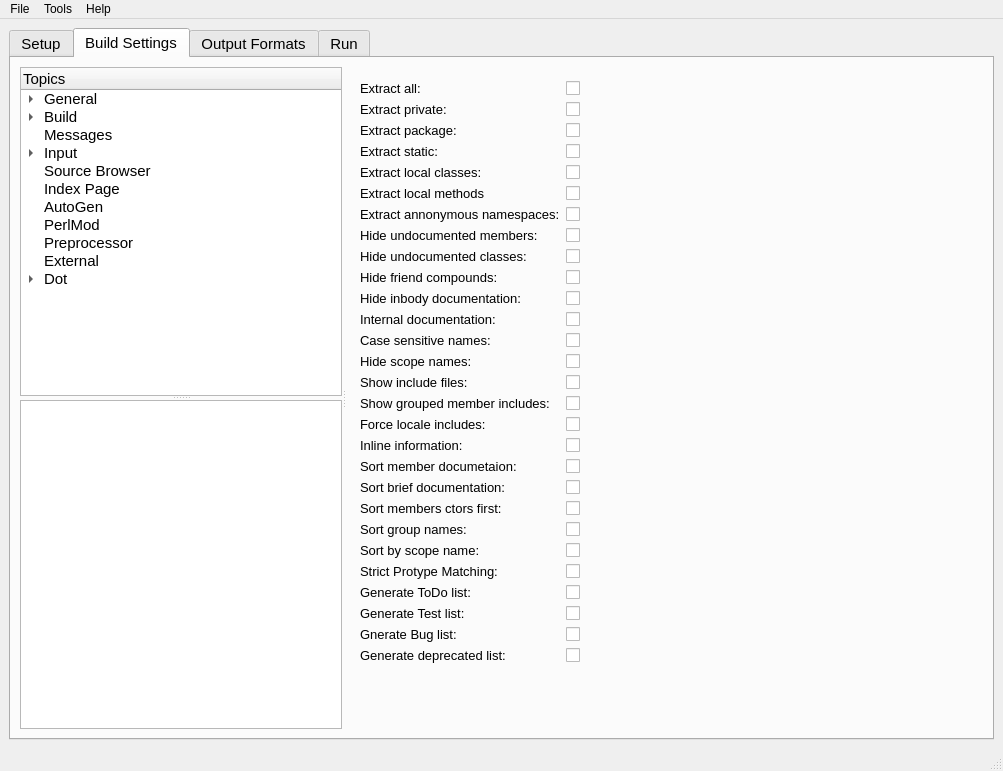
The window that forms/mainwindow.ui (copperspice/doxypressapp) describes before a commit, drawn with Qt 5.
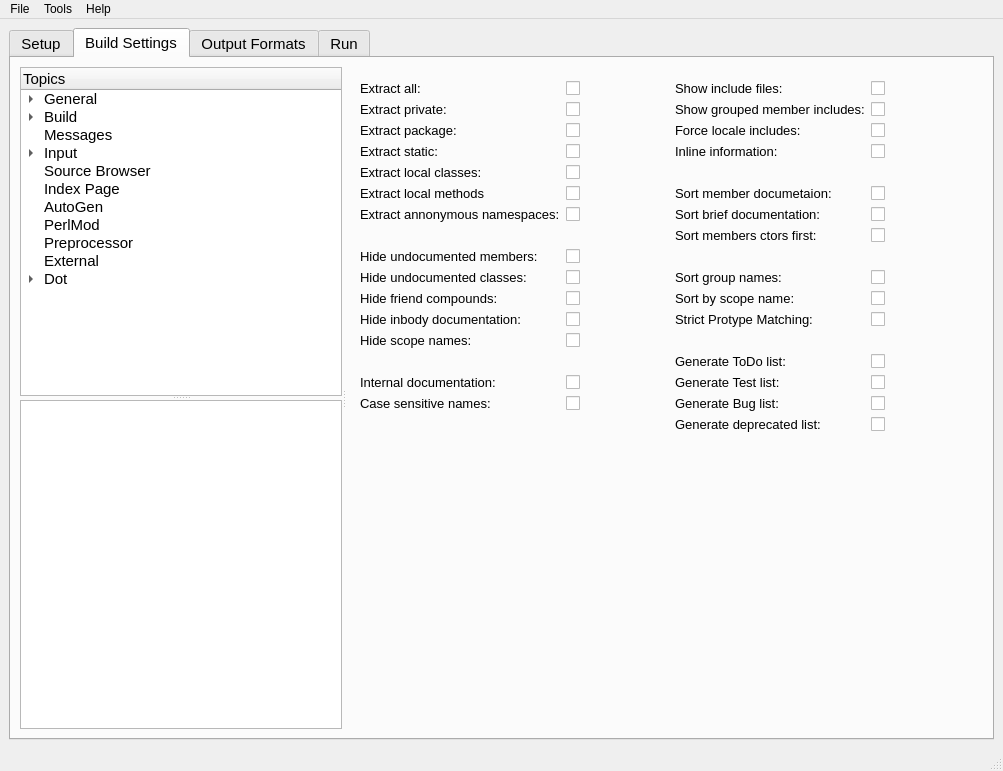
The same window after the commit. The open tabs and pages were chosen to show the change.

```diff
--- a/forms/mainwindow.ui
+++ b/forms/mainwindow.ui
@@ -29,7 +29,7 @@
        </font>
       </property>
       <property name="currentIndex">
-       <number>0</number>
+       <number>1</number>
       </property>
       <widget class="QWidget" name="tab_1">
        <attribute name="title">
@@ -1155,7 +1155,7 @@
           </widget>
           <widget class="QStackedWidget" name="build_StackedWidget">
            <property name="currentIndex">
-            <number>14</number>
+            <number>2</number>
            </property>
            <widget class="QWidget" name="page_General_A">
             <layout class="QGridLayout" name="gridLayout_7" columnstretch="0,0,1,0">
@@ -1744,7 +1744,7 @@
               <number>14</number>
              </property>
              <item row="0" column="0">
-              <widget class="QLabel" name="label_76">
+              <widget class="QLabel" name="label_t2_19">
                <property name="font">
                 <font>
                  <pointsize>10</pointsize>
@@ -1802,7 +1802,7 @@
               <widget class="QSpinBox" name="lookup_cache_size"/>
              </item>
              <item row="18" column="0">
-              <widget class="QLabel" name="label_150">
+              <widget class="QLabel" name="label_t2_34">
                <property name="font">
                 <font>
                  <pointsize>10</pointsize>
@@ -1964,7 +1964,7 @@
               </widget>
              </item>
              <item row="1" column="0">
-              <widget class="QLabel" name="label_77">
+              <widget class="QLabel" name="label_t2_20">
                <property name="font">
                 <font>
                  <pointsize>10</pointsize>
@@ -2093,7 +2093,7 @@
               </widget>
              </item>
              <item row="5" column="0">
-              <widget class="QLabel" name="label_85">
+              <widget class="QLabel" name="label_t2_22">
                <property name="font">
                 <font>
                  <pointsize>10</pointsize>
@@ -2108,7 +2108,7 @@
               </widget>
              </item>
              <item row="3" column="0">
-              <widget class="QLabel" name="label_80">
+              <widget class="QLabel" name="label_t2_21">
                <property name="font">
                 <font>
                  <pointsize>10</pointsize>
@@ -2257,300 +2257,72 @@
             </layout>
            </widget>
            <widget class="QWidget" name="page_Build_A">
-            <layout class="QGridLayout" name="gridLayout_9" columnstretch="0,0,1">
+            <layout class="QGridLayout" name="gridLayout_9" columnstretch="0,0,0,0">
              <property name="leftMargin">
               <number>14</number>
              </property>
              <property name="topMargin">
               <number>14</number>
              </property>
-             <item row="19" column="1">
-              <widget class="QCheckBox" name="checkBox_81">
-               <property name="text">
-                <string/>
-               </property>
-              </widget>
-             </item>
-             <item row="7" column="1">
-              <widget class="QCheckBox" name="checkBox_48">
-               <property name="text">
-                <string/>
-               </property>
-              </widget>
-             </item>
-             <item row="19" column="0">
-              <widget class="QLabel" name="label_21">
+             <item row="6" column="0">
+              <widget class="QLabel" name="label_6">
                <property name="font">
                 <font>
                  <pointsize>10</pointsize>
                 </font>
                </property>
                <property name="text">
-                <string>Sort brief documentation:</string>
+                <string>Extract local classes:</string>
                </property>
                <property name="buddy">
-                <cstring>checkBox_81</cstring>
-               </property>
-              </widget>
-             </item>
-             <item row="27" column="0">
-              <widget class="QLabel" name="label_41">
-               <property name="font">
-                <font>
-                 <pointsize>10</pointsize>
-                </font>
-               </property>
-               <property name="text">
-                <string>Generate deprecated list:</string>
-               </property>
-               <property name="buddy">
-                <cstring>checkBox_90</cstring>
-               </property>
-              </widget>
-             </item>
-             <item row="15" column="1">
-              <widget class="QCheckBox" name="checkBox_77">
-               <property name="text">
-                <string/>
-               </property>
-              </widget>
-             </item>
-             <item row="15" column="0">
-              <widget class="QLabel" name="label_17">
-               <property name="font">
-                <font>
-                 <pointsize>10</pointsize>
-                </font>
-               </property>
-               <property name="text">
-                <string>Show grouped member includes:</string>
-               </property>
-               <property name="buddy">
-                <cstring>checkBox_77</cstring>
-               </property>
-              </widget>
-             </item>
-             <item row="4" column="1">
-              <widget class="QCheckBox" name="checkBox_46">
-               <property name="text">
-                <string/>
-               </property>
-              </widget>
-             </item>
-             <item row="24" column="0">
-              <widget class="QLabel" name="label_25">
-               <property name="font">
-                <font>
-                 <pointsize>10</pointsize>
-                </font>
-               </property>
-               <property name="text">
-                <string>Generate ToDo list:</string>
-               </property>
-               <property name="buddy">
-                <cstring>checkBox_85</cstring>
-               </property>
-              </widget>
-             </item>
-             <item row="5" column="1">
-              <widget class="QCheckBox" name="checkBox_47">
-               <property name="text">
-                <string/>
-               </property>
-              </widget>
-             </item>
-             <item row="12" column="0">
-              <widget class="QLabel" name="label_14">
-               <property name="font">
-                <font>
-                 <pointsize>10</pointsize>
-                </font>
-               </property>
-               <property name="text">
-                <string>Case sensitive names:</string>
-               </property>
-               <property name="buddy">
-                <cstring>checkBox_75</cstring>
-               </property>
-              </widget>
-             </item>
-             <item row="10" column="0">
-              <widget class="QLabel" name="label_12">
-               <property name="font">
-                <font>
-                 <pointsize>10</pointsize>
-                </font>
-               </property>
-               <property name="text">
-                <string>Hide inbody documentation:</string>
-               </property>
-               <property name="buddy">
-                <cstring>checkBox_72</cstring>
-               </property>
-              </widget>
-             </item>
-             <item row="11" column="1">
-              <widget class="QCheckBox" name="checkBox_52">
-               <property name="text">
-                <string/>
-               </property>
-              </widget>
-             </item>
-             <item row="18" column="1">
-              <widget class="QCheckBox" name="checkBox_82">
-               <property name="text">
-                <string/>
-               </property>
-              </widget>
-             </item>
-             <item row="10" column="1">
-              <widget class="QCheckBox" name="checkBox_72">
-               <property name="text">
-                <string/>
-               </property>
-              </widget>
-             </item>
-             <item row="12" column="1">
-              <widget class="QCheckBox" name="checkBox_75">
-               <property name="text">
-                <string/>
-               </property>
-              </widget>
-             </item>
-             <item row="5" column="0">
-              <widget class="QLabel" name="label_7">
-               <property name="font">
-                <font>
-                 <pointsize>10</pointsize>
-                </font>
-               </property>
-               <property name="text">
-                <string>Extract local methods</string>
-               </property>
-               <property name="buddy">
-                <cstring>checkBox_47</cstring>
-               </property>
-              </widget>
-             </item>
-             <item row="11" column="0">
-              <widget class="QLabel" name="label_13">
-               <property name="font">
-                <font>
-                 <pointsize>10</pointsize>
-                </font>
-               </property>
-               <property name="text">
-                <string>Internal documentation:</string>
-               </property>
-               <property name="buddy">
-                <cstring>checkBox_52</cstring>
+                <cstring>extract_local_classes</cstring>
                </property>
               </widget>
              </item>
              <item row="3" column="0">
-              <widget class="QLabel" name="label_5">
+              <widget class="QLabel" name="label_3">
                <property name="font">
                 <font>
                  <pointsize>10</pointsize>
                 </font>
                </property>
                <property name="text">
-                <string>Extract static:</string>
+                <string>Extract private:</string>
                </property>
                <property name="buddy">
-                <cstring>checkBox_45</cstring>
+                <cstring>extract_private</cstring>
                </property>
               </widget>
              </item>
-             <item row="14" column="1">
-              <widget class="QCheckBox" name="checkBox_78">
-               <property name="text">
-                <string/>
-               </property>
-              </widget>
-             </item>
-             <item row="22" column="0">
-              <widget class="QLabel" name="label_24">
+             <item row="0" column="0">
+              <widget class="QLabel" name="label_t2_35">
                <property name="font">
                 <font>
                  <pointsize>10</pointsize>
                 </font>
                </property>
                <property name="text">
-                <string>Sort by scope name:</string>
+                <string>Extract all:</string>
                </property>
                <property name="buddy">
-                <cstring>checkBox_86</cstring>
+                <cstring>extract_all</cstring>
                </property>
               </widget>
              </item>
-             <item row="20" column="0">
-              <widget class="QLabel" name="label_22">
-               <property name="font">
-                <font>
-                 <pointsize>10</pointsize>
-                </font>
+             <item row="38" column="0" colspan="3">
+              <spacer name="verticalSpacer_13">
+               <property name="orientation">
+                <enum>Qt::Vertical</enum>
                </property>
-               <property name="text">
-                <string>Sort members ctors first:</string>
+               <property name="sizeHint" stdset="0">
+                <size>
+                 <width>10</width>
+                 <height>10</height>
+                </size>
                </property>
-               <property name="buddy">
-                <cstring>checkBox_83</cstring>
-               </property>
-              </widget>
+              </spacer>
              </item>
-             <item row="21" column="1">
-              <widget class="QCheckBox" name="checkBox_84">
-               <property name="text">
-                <string/>
-               </property>
-              </widget>
-             </item>
-             <item row="9" column="0">
-              <widget class="QLabel" name="label_11">
-               <property name="font">
-                <font>
-                 <pointsize>10</pointsize>
-                </font>
-               </property>
-               <property name="text">
-                <string>Hide friend compounds:</string>
-               </property>
-               <property name="buddy">
-                <cstring>checkBox_51</cstring>
-               </property>
-              </widget>
-             </item>
-             <item row="8" column="0">
-              <widget class="QLabel" name="label_10">
-               <property name="font">
-                <font>
-                 <pointsize>10</pointsize>
-                </font>
-               </property>
-               <property name="text">
-                <string>Hide undocumented classes:</string>
-               </property>
-               <property name="buddy">
-                <cstring>checkBox_50</cstring>
-               </property>
-              </widget>
-             </item>
-             <item row="0" column="1">
-              <widget class="QCheckBox" name="checkBox_2">
-               <property name="text">
-                <string/>
-               </property>
-              </widget>
-             </item>
-             <item row="8" column="1">
-              <widget class="QCheckBox" name="checkBox_50">
-               <property name="text">
-                <string/>
-               </property>
-              </widget>
-             </item>
-             <item row="14" column="0">
+             <item row="0" column="2">
               <widget class="QLabel" name="label_16">
                <property name="font">
                 <font>
@@ -2561,47 +2333,11 @@
                 <string>Show include files:</string>
                </property>
                <property name="buddy">
-                <cstring>checkBox_78</cstring>
+                <cstring>show_include_files</cstring>
                </property>
               </widget>
              </item>
-             <item row="21" column="0">
-              <widget class="QLabel" name="label_23">
-               <property name="font">
-                <font>
-                 <pointsize>10</pointsize>
-                </font>
-               </property>
-               <property name="text">
-                <string>Sort group names:</string>
-               </property>
-               <property name="buddy">
-                <cstring>checkBox_84</cstring>
-               </property>
-              </widget>
-             </item>
-             <item row="22" column="1">
-              <widget class="QCheckBox" name="checkBox_86">
-               <property name="text">
-                <string/>
-               </property>
-              </widget>
-             </item>
-             <item row="24" column="1">
-              <widget class="QCheckBox" name="checkBox_85">
-               <property name="text">
-                <string/>
-               </property>
-              </widget>
-             </item>
-             <item row="16" column="1">
-              <widget class="QCheckBox" name="checkBox_79">
-               <property name="text">
-                <string/>
-               </property>
-              </widget>
-             </item>
-             <item row="2" column="0">
+             <item row="4" column="0">
               <widget class="QLabel" name="label_4">
                <property name="font">
                 <font>
@@ -2612,11 +2348,129 @@
                 <string>Extract package:</string>
                </property>
                <property name="buddy">
-                <cstring>checkBox_44</cstring>
+                <cstring>extract_package</cstring>
                </property>
               </widget>
              </item>
-             <item row="17" column="0">
+             <item row="5" column="0">
+              <widget class="QLabel" name="label_5">
+               <property name="font">
+                <font>
+                 <pointsize>10</pointsize>
+                </font>
+               </property>
+               <property name="text">
+                <string>Extract static:</string>
+               </property>
+               <property name="buddy">
+                <cstring>extract_static</cstring>
+               </property>
+              </widget>
+             </item>
+             <item row="0" column="3">
+              <widget class="QCheckBox" name="show_include_files">
+               <property name="text">
+                <string/>
+               </property>
+              </widget>
+             </item>
+             <item row="0" column="1">
+              <widget class="QCheckBox" name="extract_all">
+               <property name="text">
+                <string/>
+               </property>
+              </widget>
+             </item>
+             <item row="3" column="2">
+              <widget class="QLabel" name="label_17">
+               <property name="font">
+                <font>
+                 <pointsize>10</pointsize>
+                </font>
+               </property>
+               <property name="text">
+                <string>Show grouped member includes:</string>
+               </property>
+               <property name="buddy">
+                <cstring>show_grouped_members_incl</cstring>
+               </property>
+              </widget>
+             </item>
+             <item row="21" column="2">
+              <widget class="QLabel" name="label_t2_100">
+               <property name="font">
+                <font>
+                 <pointsize>10</pointsize>
+                </font>
+               </property>
+               <property name="text">
+                <string>Generate Bug list:</string>
+               </property>
+               <property name="buddy">
+                <cstring>gen_bug_list</cstring>
+               </property>
+              </widget>
+             </item>
+             <item row="22" column="2">
+              <widget class="QLabel" name="label_41">
+               <property name="font">
+                <font>
+                 <pointsize>10</pointsize>
+                </font>
+               </property>
+               <property name="text">
+                <string>Generate deprecated list:</string>
+               </property>
+               <property name="buddy">
+                <cstring>gen_deprecatcated_list</cstring>
+               </property>
+              </widget>
+             </item>
+             <item row="14" column="0">
+              <widget class="QLabel" name="label_10">
+               <property name="font">
+                <font>
+                 <pointsize>10</pointsize>
+                </font>
+               </property>
+               <property name="text">
+                <string>Hide undocumented classes:</string>
+               </property>
+               <property name="buddy">
+                <cstring>hide_undoc_classes</cstring>
+               </property>
+              </widget>
+             </item>
+             <item row="13" column="0">
+              <widget class="QLabel" name="label_9">
+               <property name="font">
+                <font>
+                 <pointsize>10</pointsize>
+                </font>
+               </property>
+               <property name="text">
+                <string>Hide undocumented members:</string>
+               </property>
+               <property name="buddy">
+                <cstring>hide_undoc_members</cstring>
+               </property>
+              </widget>
+             </item>
+             <item row="16" column="1">
+              <widget class="QCheckBox" name="hide_in_body_docs">
+               <property name="text">
+                <string/>
+               </property>
+              </widget>
+             </item>
+             <item row="6" column="1">
+              <widget class="QCheckBox" name="extract_local_classes">
+               <property name="text">
+                <string/>
+               </property>
+              </widget>
+             </item>
+             <item row="5" column="2">
               <widget class="QLabel" name="label_19">
                <property name="font">
                 <font>
@@ -2627,40 +2481,91 @@
                 <string>Inline information:</string>
                </property>
                <property name="buddy">
-                <cstring>checkBox_80</cstring>
+                <cstring>inline_info</cstring>
                </property>
               </widget>
              </item>
-             <item row="26" column="0">
-              <widget class="QLabel" name="label_27">
+             <item row="3" column="1">
+              <widget class="QCheckBox" name="extract_private">
+               <property name="text">
+                <string/>
+               </property>
+              </widget>
+             </item>
+             <item row="15" column="0">
+              <widget class="QLabel" name="label_11">
                <property name="font">
                 <font>
                  <pointsize>10</pointsize>
                 </font>
                </property>
                <property name="text">
-                <string>Gnerate Bug list:</string>
+                <string>Hide friend compounds:</string>
                </property>
                <property name="buddy">
-                <cstring>checkBox_88</cstring>
+                <cstring>hide_friend_compounds</cstring>
                </property>
               </widget>
              </item>
-             <item row="17" column="1">
-              <widget class="QCheckBox" name="checkBox_80">
+             <item row="16" column="0">
+              <widget class="QLabel" name="label_12">
+               <property name="font">
+                <font>
+                 <pointsize>10</pointsize>
+                </font>
+               </property>
                <property name="text">
+                <string>Hide inbody documentation:</string>
+               </property>
+               <property name="buddy">
+                <cstring>hide_in_body_docs</cstring>
+               </property>
+              </widget>
+             </item>
+             <item row="13" column="1">
+              <widget class="QCheckBox" name="hide_undoc_members">
+               <property name="text">
                 <string/>
                </property>
               </widget>
              </item>
-             <item row="26" column="1">
-              <widget class="QCheckBox" name="checkBox_88">
+             <item row="14" column="1">
+              <widget class="QCheckBox" name="hide_undoc_classes">
                <property name="text">
                 <string/>
                </property>
               </widget>
              </item>
-             <item row="25" column="0">
+             <item row="4" column="2">
+              <widget class="QLabel" name="label_18">
+               <property name="font">
+                <font>
+                 <pointsize>10</pointsize>
+                </font>
+               </property>
+               <property name="text">
+                <string>Force locale includes:</string>
+               </property>
+               <property name="buddy">
+                <cstring>force_local_includes</cstring>
+               </property>
+              </widget>
+             </item>
+             <item row="5" column="1">
+              <widget class="QCheckBox" name="extract_static">
+               <property name="text">
+                <string/>
+               </property>
+              </widget>
+             </item>
+             <item row="15" column="1">
+              <widget class="QCheckBox" name="hide_friend_compounds">
+               <property name="text">
+                <string/>
+               </property>
+              </widget>
+             </item>
+             <item row="20" column="2">
               <widget class="QLabel" name="label_26">
                <property name="font">
                 <font>
@@ -2671,26 +2576,39 @@
                 <string>Generate Test list:</string>
                </property>
                <property name="buddy">
-                <cstring>checkBox_87</cstring>
+                <cstring>gen_test_list</cstring>
                </property>
               </widget>
              </item>
-             <item row="13" column="0">
-              <widget class="QLabel" name="label_15">
-               <property name="font">
-                <font>
-                 <pointsize>10</pointsize>
-                </font>
+             <item row="4" column="1">
+              <widget class="QCheckBox" name="extract_package">
+               <property name="text">
+                <string/>
                </property>
+              </widget>
+             </item>
+             <item row="5" column="3">
+              <widget class="QCheckBox" name="inline_info">
                <property name="text">
-                <string>Hide scope names:</string>
+                <string/>
                </property>
-               <property name="buddy">
-                <cstring>checkBox_76</cstring>
+              </widget>
+             </item>
+             <item row="4" column="3">
+              <widget class="QCheckBox" name="force_local_includes">
+               <property name="text">
+                <string/>
                </property>
               </widget>
              </item>
-             <item row="18" column="0">
+             <item row="3" column="3">
+              <widget class="QCheckBox" name="show_grouped_members_incl">
+               <property name="text">
+                <string/>
+               </property>
+              </widget>
+             </item>
+             <item row="7" column="2">
               <widget class="QLabel" name="label_20">
                <property name="font">
                 <font>
@@ -2701,149 +2619,84 @@
                 <string>Sort member documetaion:</string>
                </property>
                <property name="buddy">
-                <cstring>checkBox_82</cstring>
+                <cstring>sort_member_docs</cstring>
                </property>
               </widget>
              </item>
-             <item row="6" column="1">
-              <widget class="QCheckBox" name="checkBox_49">
+             <item row="8" column="2">
+              <widget class="QLabel" name="label_21">
+               <property name="font">
+                <font>
+                 <pointsize>10</pointsize>
+                </font>
+               </property>
                <property name="text">
-                <string/>
+                <string>Sort brief documentation:</string>
                </property>
+               <property name="buddy">
+                <cstring>sort_brief_docs</cstring>
+               </property>
               </widget>
              </item>
-             <item row="4" column="0">
-              <widget class="QLabel" name="label_6">
+             <item row="9" column="2">
+              <widget class="QLabel" name="label_22">
                <property name="font">
                 <font>
                  <pointsize>10</pointsize>
                 </font>
                </property>
                <property name="text">
-                <string>Extract local classes:</string>
+                <string>Sort members ctors first:</string>
                </property>
                <property name="buddy">
-                <cstring>checkBox_46</cstring>
+                <cstring>sort_members_ctors_first</cstring>
                </property>
               </widget>
              </item>
-             <item row="2" column="1">
-              <widget class="QCheckBox" name="checkBox_44">
+             <item row="7" column="3">
+              <widget class="QCheckBox" name="sort_member_docs">
                <property name="text">
                 <string/>
                </property>
               </widget>
              </item>
-             <item row="25" column="1">
-              <widget class="QCheckBox" name="checkBox_87">
+             <item row="8" column="3">
+              <widget class="QCheckBox" name="sort_brief_docs">
                <property name="text">
                 <string/>
                </property>
               </widget>
              </item>
-             <item row="0" column="0">
-              <widget class="QLabel" name="label">
-               <property name="font">
-                <font>
-                 <pointsize>10</pointsize>
-                </font>
-               </property>
+             <item row="9" column="3">
+              <widget class="QCheckBox" name="sort_members_ctors_first">
                <property name="text">
-                <string>Extract all:</string>
-               </property>
-               <property name="buddy">
-                <cstring>checkBox_2</cstring>
-               </property>
-              </widget>
-             </item>
-             <item row="1" column="1">
-              <widget class="QCheckBox" name="checkBox_43">
-               <property name="text">
                 <string/>
                </property>
               </widget>
              </item>
-             <item row="27" column="1">
-              <widget class="QCheckBox" name="checkBox_90">
+             <item row="7" column="1">
+              <widget class="QCheckBox" name="extract_local_methods">
                <property name="text">
                 <string/>
                </property>
               </widget>
              </item>
              <item row="7" column="0">
-              <widget class="QLabel" name="label_9">
+              <widget class="QLabel" name="label_7">
                <property name="font">
                 <font>
                  <pointsize>10</pointsize>
                 </font>
                </property>
                <property name="text">
-                <string>Hide undocumented members:</string>
+                <string>Extract local methods</string>
                </property>
                <property name="buddy">
-                <cstring>checkBox_48</cstring>
+                <cstring>extract_local_methods</cstring>
                </property>
               </widget>
              </item>
-             <item row="3" column="1">
-              <widget class="QCheckBox" name="checkBox_45">
-               <property name="text">
-                <string/>
-               </property>
-              </widget>
-             </item>
-             <item row="13" column="1">
-              <widget class="QCheckBox" name="checkBox_76">
-               <property name="text">
-                <string/>
-               </property>
-              </widget>
-             </item>
-             <item row="1" column="0">
-              <widget class="QLabel" name="label_3">
-               <property name="font">
-                <font>
-                 <pointsize>10</pointsize>
-                </font>
-               </property>
-               <property name="text">
-                <string>Extract private:</string>
-               </property>
-               <property name="buddy">
-                <cstring>checkBox_43</cstring>
-               </property>
-              </widget>
-             </item>
-             <item row="9" column="1">
-              <widget class="QCheckBox" name="checkBox_51">
-               <property name="text">
-                <string/>
-               </property>
-              </widget>
-             </item>
-             <item row="16" column="0">
-              <widget class="QLabel" name="label_18">
-               <property name="font">
-                <font>
-                 <pointsize>10</pointsize>
-                </font>
-               </property>
-               <property name="text">
-                <string>Force locale includes:</string>
-               </property>
-               <property name="buddy">
-                <cstring>checkBox_79</cstring>
-               </property>
-              </widget>
-             </item>
-             <item row="20" column="1">
-              <widget class="QCheckBox" name="checkBox_83">
-               <property name="text">
-                <string/>
-               </property>
-              </widget>
-             </item>
-             <item row="6" column="0">
+             <item row="8" column="0">
               <widget class="QLabel" name="label_8">
                <property name="font">
                 <font>
@@ -2854,24 +2707,48 @@
                 <string>Extract annonymous namespaces:</string>
                </property>
                <property name="buddy">
-                <cstring>checkBox_49</cstring>
+                <cstring>extract_anon_namespaces</cstring>
                </property>
               </widget>
              </item>
-             <item row="28" column="0" colspan="3">
-              <spacer name="verticalSpacer_13">
-               <property name="orientation">
-                <enum>Qt::Vertical</enum>
+             <item row="8" column="1">
+              <widget class="QCheckBox" name="extract_anon_namespaces">
+               <property name="text">
+                <string/>
                </property>
-               <property name="sizeHint" stdset="0">
-                <size>
-                 <width>10</width>
-                 <height>10</height>
-                </size>
+              </widget>
+             </item>
+             <item row="14" column="2">
+              <widget class="QLabel" name="label_23">
+               <property name="font">
+                <font>
+                 <pointsize>10</pointsize>
+                </font>
                </property>
-              </spacer>
+               <property name="text">
+                <string>Sort group names:</string>
+               </property>
+               <property name="buddy">
+                <cstring>sort_group_names</cstring>
+               </property>
+              </widget>
              </item>
-             <item row="23" column="0">
+             <item row="15" column="2">
+              <widget class="QLabel" name="label_24">
+               <property name="font">
+                <font>
+                 <pointsize>10</pointsize>
+                </font>
+               </property>
+               <property name="text">
+                <string>Sort by scope name:</string>
+               </property>
+               <property name="buddy">
+                <cstring>sort_by_scope_name</cstring>
+               </property>
+              </widget>
+             </item>
+             <item row="16" column="2">
               <widget class="QLabel" name="label_37">
                <property name="font">
                 <font>
@@ -2882,17 +2759,140 @@
                 <string>Strict Protype Matching:</string>
                </property>
                <property name="buddy">
-                <cstring>checkBox</cstring>
+                <cstring>strict_proto_matching</cstring>
                </property>
               </widget>
              </item>
-             <item row="23" column="1">
-              <widget class="QCheckBox" name="checkBox">
+             <item row="19" column="2">
+              <widget class="QLabel" name="label_25">
+               <property name="font">
+                <font>
+                 <pointsize>10</pointsize>
+                </font>
+               </property>
                <property name="text">
+                <string>Generate ToDo list:</string>
+               </property>
+               <property name="buddy">
+                <cstring>gen_todo_list</cstring>
+               </property>
+              </widget>
+             </item>
+             <item row="22" column="3">
+              <widget class="QCheckBox" name="gen_deprecatcated_list">
+               <property name="text">
                 <string/>
                </property>
               </widget>
              </item>
+             <item row="21" column="3">
+              <widget class="QCheckBox" name="gen_bug_list">
+               <property name="text">
+                <string/>
+               </property>
+              </widget>
+             </item>
+             <item row="20" column="3">
+              <widget class="QCheckBox" name="gen_test_list">
+               <property name="text">
+                <string/>
+               </property>
+              </widget>
+             </item>
+             <item row="19" column="3">
+              <widget class="QCheckBox" name="gen_todo_list">
+               <property name="text">
+                <string/>
+               </property>
+              </widget>
+             </item>
+             <item row="16" column="3">
+              <widget class="QCheckBox" name="strict_proto_matching">
+               <property name="text">
+                <string/>
+               </property>
+              </widget>
+             </item>
+             <item row="15" column="3">
+              <widget class="QCheckBox" name="sort_by_scope_name">
+               <property name="text">
+                <string/>
+               </property>
+              </widget>
+             </item>
+             <item row="14" column="3">
+              <widget class="QCheckBox" name="sort_group_names">
+               <property name="text">
+                <string/>
+               </property>
+              </widget>
+             </item>
+             <item row="21" column="0">
+              <widget class="QLabel" name="label_14">
+               <property name="font">
+                <font>
+                 <pointsize>10</pointsize>
+                </font>
+               </property>
+               <property name="text">
+                <string>Case sensitive names:</string>
+               </property>
+               <property name="buddy">
+                <cstring>case_sense_names</cstring>
+               </property>
+              </widget>
+             </item>
+             <item row="20" column="0">
+              <widget class="QLabel" name="label_13">
+               <property name="font">
+                <font>
+                 <pointsize>10</pointsize>
+                </font>
+               </property>
+               <property name="text">
+                <string>Internal documentation:</string>
+               </property>
+               <property name="buddy">
+                <cstring>internal_docs</cstring>
+               </property>
+              </widget>
+             </item>
+             <item row="17" column="1">
+              <widget class="QCheckBox" name="hide_scope_names">
+               <property name="text">
+                <string/>
+               </property>
+              </widget>
+             </item>
+             <item row="21" column="1">
+              <widget class="QCheckBox" name="case_sense_names">
+               <property name="text">
+                <string/>
+               </property>
+              </widget>
+             </item>
+             <item row="20" column="1">
+              <widget class="QCheckBox" name="internal_docs">
+               <property name="text">
+                <string/>
+               </property>
+              </widget>
+             </item>
+             <item row="17" column="0">
+              <widget class="QLabel" name="label_15">
+               <property name="font">
+                <font>
+                 <pointsize>10</pointsize>
+                </font>
+               </property>
+               <property name="text">
+                <string>Hide scope names:</string>
+               </property>
+               <property name="buddy">
+                <cstring>hide_scope_names</cstring>
+               </property>
+              </widget>
+             </item>
             </layout>
            </widget>
            <widget class="QWidget" name="page_Build_B">
```
Left out of the diff: 29 changed lines with no effect on the pictures.
